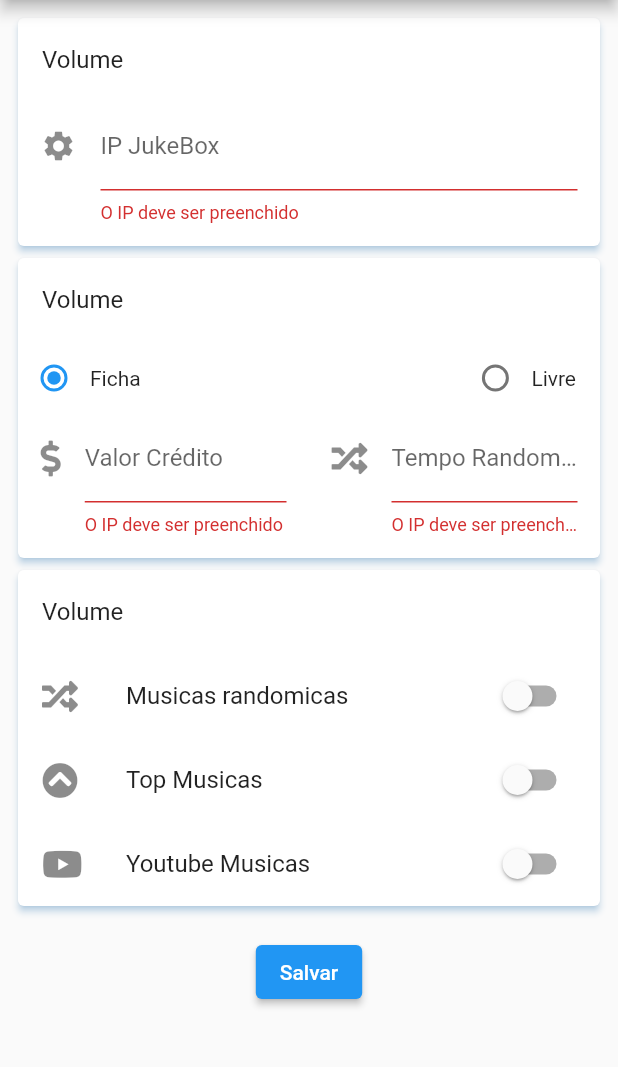
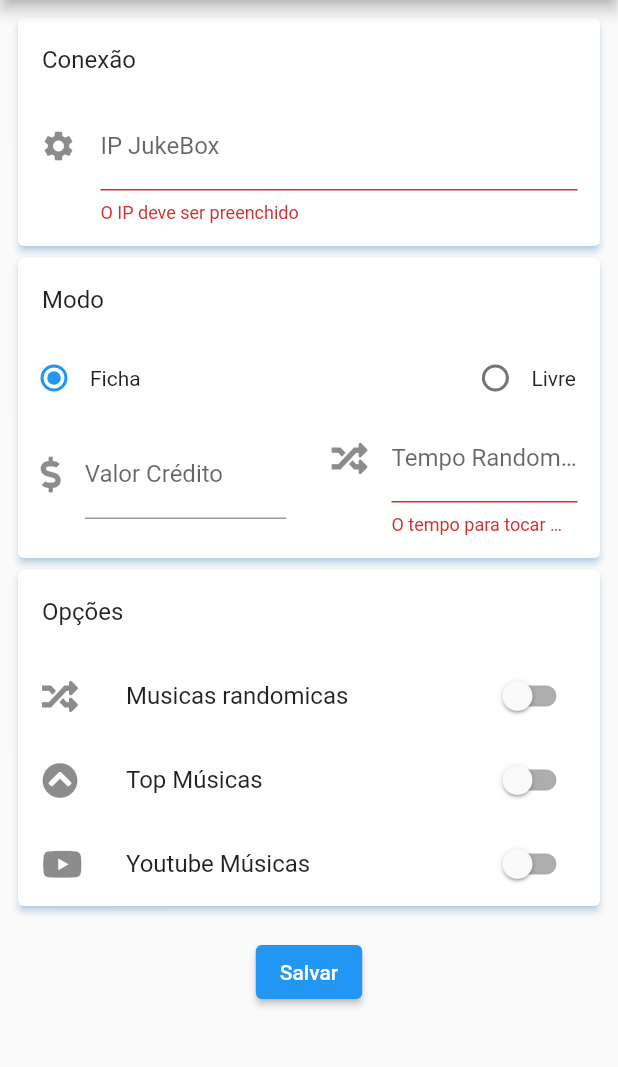
Before and after one commit to raphael-heilbuth/jukebox_controller, a Flutter app: the Configuracoes screen opened by its route, after a tap on "Salvar", on a phone screen of 412 x 824 dp, the part 84-1151 px from its top. Run offline on Flutter 3.47's test engine with Material 2 defaults, Android fonts, the phone set to English and light mode, and no system bars; our stand-ins replace font_awesome_flutter, shared_preferences; missing offline and left inert: http_interceptor; accounts and stored records are empty; statements that could not run were skipped.

Commit message:
feat: Nome da aplicação. Nome dos grupos nas configurações. #13

```diff
--- a/lib/models/parametros.dart
+++ b/lib/models/parametros.dart
@@ -17,7 +17,7 @@ class Parametros {
 
   Parametros.fromJson(Map<String, dynamic> json) :
         modo = json['modo'],
-        valorCredito = json['valorCredito'],
+        valorCredito = json['valorCredito'] + .0,
         topMusicas = json['topMusicas'],
         randomMusicas = json['randomMusicas'],
         youtubeMusicas = json['youtubeMusicas'],
--- a/lib/screens/configuracoes.dart
+++ b/lib/screens/configuracoes.dart
@@ -108,7 +108,7 @@ class MyCustomFormState extends State<MyCustomForm> {
             clipBehavior: Clip.antiAlias,
             child: Column(children: [
               ListTile(
-                title: const Text('Volume'),
+                title: const Text('Conexão'),
               ),
               Padding(
                 padding: const EdgeInsets.only(
@@ -137,7 +137,7 @@ class MyCustomFormState extends State<MyCustomForm> {
             clipBehavior: Clip.antiAlias,
             child: Column(children: [
               ListTile(
-                title: const Text('Volume'),
+                title: const Text('Modo'),
               ),
               Column(
                 children: <Widget>[
@@ -191,8 +191,8 @@ class MyCustomFormState extends State<MyCustomForm> {
                         controller: controllerTextValor,
                         keyboardType: TextInputType.number,
                         validator: (value) {
-                          if (value.isEmpty) {
-                            return 'O IP deve ser preenchido';
+                          if ((id == 0) && (value.isEmpty)) {
+                            return 'O valor do crédito deve ser preenchido quando o modo é Ficha';
                           }
                           return null;
                         },
@@ -213,7 +213,7 @@ class MyCustomFormState extends State<MyCustomForm> {
                         keyboardType: TextInputType.numberWithOptions(),
                         validator: (value) {
                           if (value.isEmpty) {
-                            return 'O IP deve ser preenchido';
+                            return 'O tempo para tocar musica aleatoria deve ser preenchido';
                           }
                           return null;
                         },
@@ -230,7 +230,7 @@ class MyCustomFormState extends State<MyCustomForm> {
             clipBehavior: Clip.antiAlias,
             child: Column(children: [
               ListTile(
-                title: const Text('Volume'),
+                title: const Text('Opções'),
               ),
               SwitchListTile(
                 title: const Text('Musicas randomicas'),
@@ -239,13 +239,13 @@ class MyCustomFormState extends State<MyCustomForm> {
                 secondary: const FaIcon(FontAwesomeIcons.random),
               ),
               SwitchListTile(
-                title: const Text('Top Musicas'),
+                title: const Text('Top Músicas'),
                 value: _valueTop,
                 onChanged: _onChangedTop,
                 secondary: const FaIcon(FontAwesomeIcons.chevronCircleUp),
               ),
               SwitchListTile(
-                title: const Text('Youtube Musicas'),
+                title: const Text('Youtube Músicas'),
                 value: _valueYoutube,
                 onChanged: _onChangedYoutube,
                 secondary: const FaIcon(FontAwesomeIcons.youtube),
```
Also changed, not shown: pubspec.yaml (+5 -2 lines), pubspec.lock, 3 other files.
